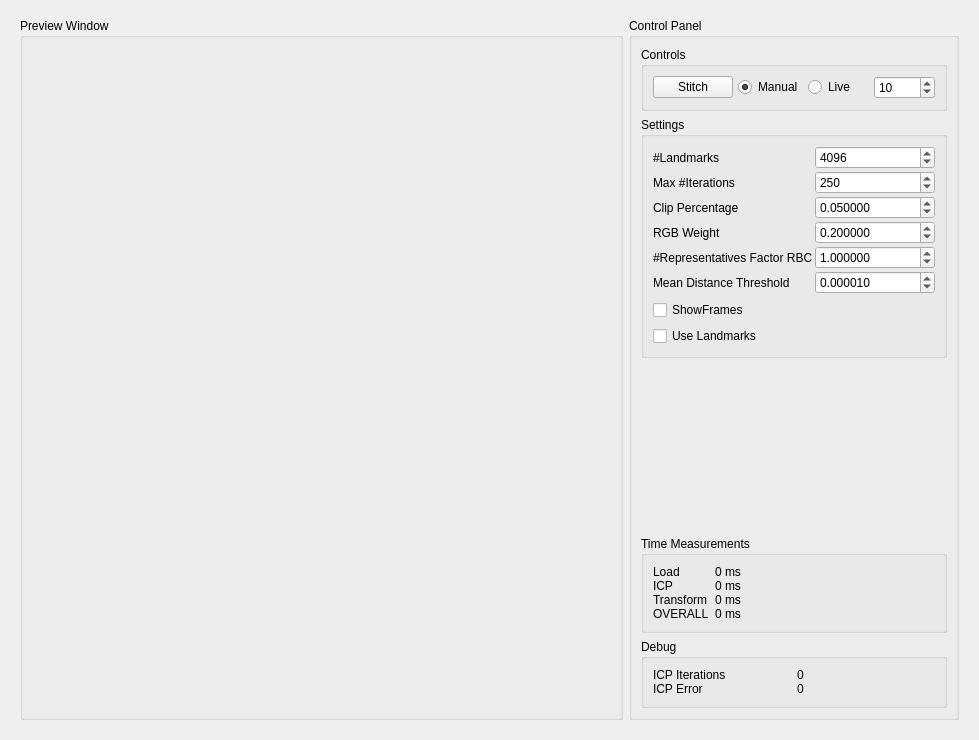
Above: master/seminar/FastStitching/FastStitchingWidget.ui from anygo/uniprojectsdn before the change. Below: the same form after it.
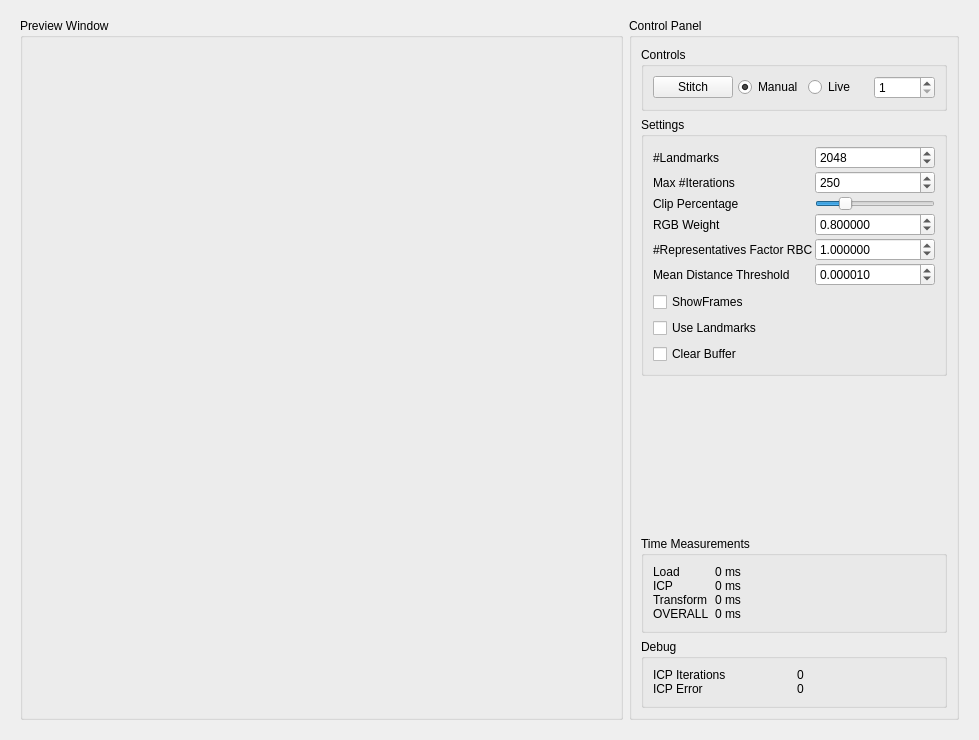
That is the form after the change. Custom widgets are drawn as their Qt base class.

What changed in the file:
```diff
--- a/master/seminar/FastStitching/FastStitchingWidget.ui
+++ b/master/seminar/FastStitching/FastStitchingWidget.ui
@@ -71,6 +71,9 @@
         <property name="title">
          <string>Control Panel</string>
         </property>
+        <property name="flat">
+         <bool>false</bool>
+        </property>
         <layout class="QVBoxLayout" name="verticalLayout_2">
          <item>
           <widget class="QGroupBox" name="groupBox_4">
@@ -134,7 +137,7 @@
                  <number>1</number>
                 </property>
                 <property name="value">
-                 <number>10</number>
+                 <number>1</number>
                 </property>
                </widget>
               </item>
@@ -206,7 +209,7 @@
                  <double>0.100000000000000</double>
                 </property>
                 <property name="value">
-                 <double>0.200000000000000</double>
+                 <double>0.800000000000000</double>
                 </property>
                </widget>
               </item>
@@ -239,25 +242,6 @@
                 </property>
                </widget>
               </item>
-              <item row="2" column="1">
-               <widget class="QDoubleSpinBox" name="m_DoubleSpinBoxClipPercentage">
-                <property name="decimals">
-                 <number>6</number>
-                </property>
-                <property name="minimum">
-                 <double>0.000000000000000</double>
-                </property>
-                <property name="maximum">
-                 <double>0.499999000000000</double>
-                </property>
-                <property name="singleStep">
-                 <double>0.010000000000000</double>
-                </property>
-                <property name="value">
-                 <double>0.050000000000000</double>
-                </property>
-               </widget>
-              </item>
               <item row="5" column="1">
                <widget class="QDoubleSpinBox" name="m_DoubleSpinBoxMaxRMS">
                 <property name="frame">
@@ -296,16 +280,16 @@
               <item row="0" column="1">
                <widget class="QSpinBox" name="m_SpinBoxLandmarks">
                 <property name="minimum">
-                 <number>10</number>
+                 <number>256</number>
                 </property>
                 <property name="maximum">
-                 <number>100000</number>
+                 <number>131072</number>
                 </property>
                 <property name="singleStep">
                  <number>500</number>
                 </property>
                 <property name="value">
-                 <number>4096</number>
+                 <number>2048</number>
                 </property>
                </widget>
               </item>
@@ -316,6 +300,34 @@
                 </property>
                </widget>
               </item>
+              <item row="2" column="1">
+               <widget class="QSlider" name="m_HorizontalSliderClipPercentage">
+                <property name="maximum">
+                 <number>45</number>
+                </property>
+                <property name="value">
+                 <number>10</number>
+                </property>
+                <property name="sliderPosition">
+                 <number>10</number>
+                </property>
+                <property name="orientation">
+                 <enum>Qt::Horizontal</enum>
+                </property>
+                <property name="invertedAppearance">
+                 <bool>false</bool>
+                </property>
+                <property name="invertedControls">
+                 <bool>false</bool>
+                </property>
+                <property name="tickPosition">
+                 <enum>QSlider::NoTicks</enum>
+                </property>
+                <property name="tickInterval">
+                 <number>0</number>
+                </property>
+               </widget>
+              </item>
              </layout>
             </item>
             <item>
@@ -332,6 +344,13 @@
               </property>
              </widget>
             </item>
+            <item>
+             <widget class="QCheckBox" name="m_CheckBoxClearBuffer">
+              <property name="text">
+               <string>Clear Buffer</string>
+              </property>
+             </widget>
+            </item>
            </layout>
           </widget>
          </item>
```
Left out of the diff: 4 changed lines with no effect on the pictures.
